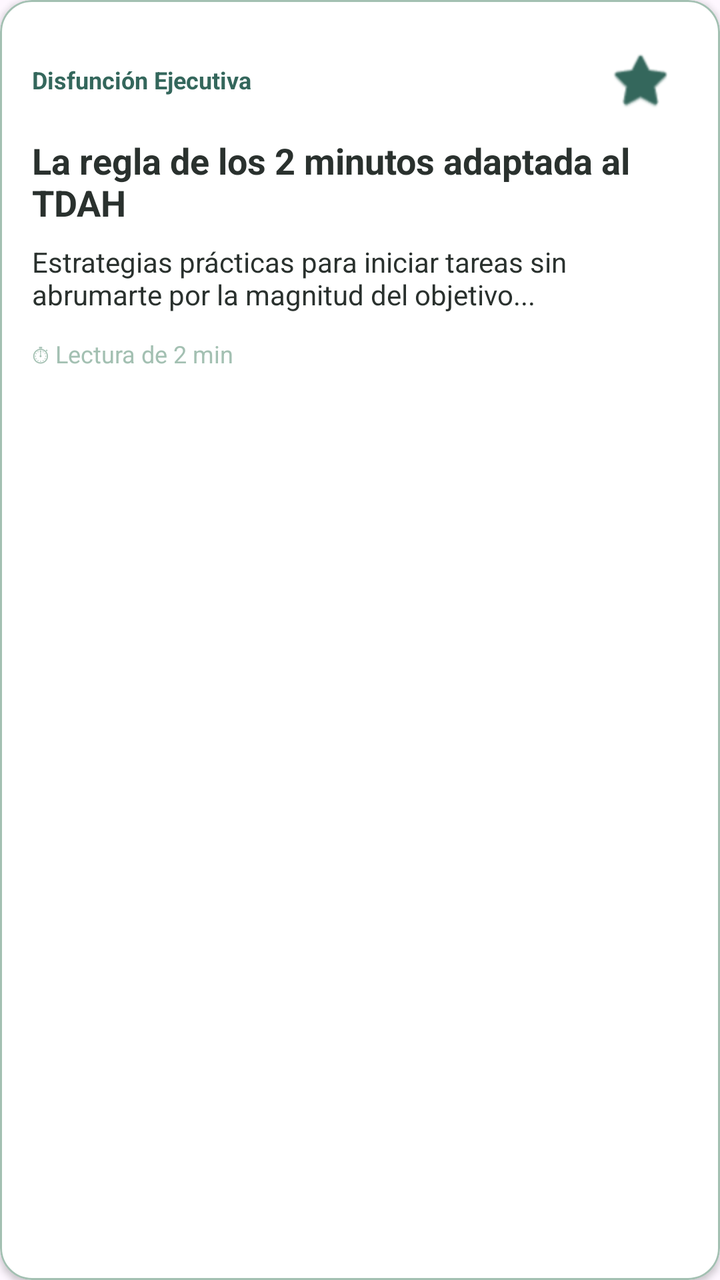
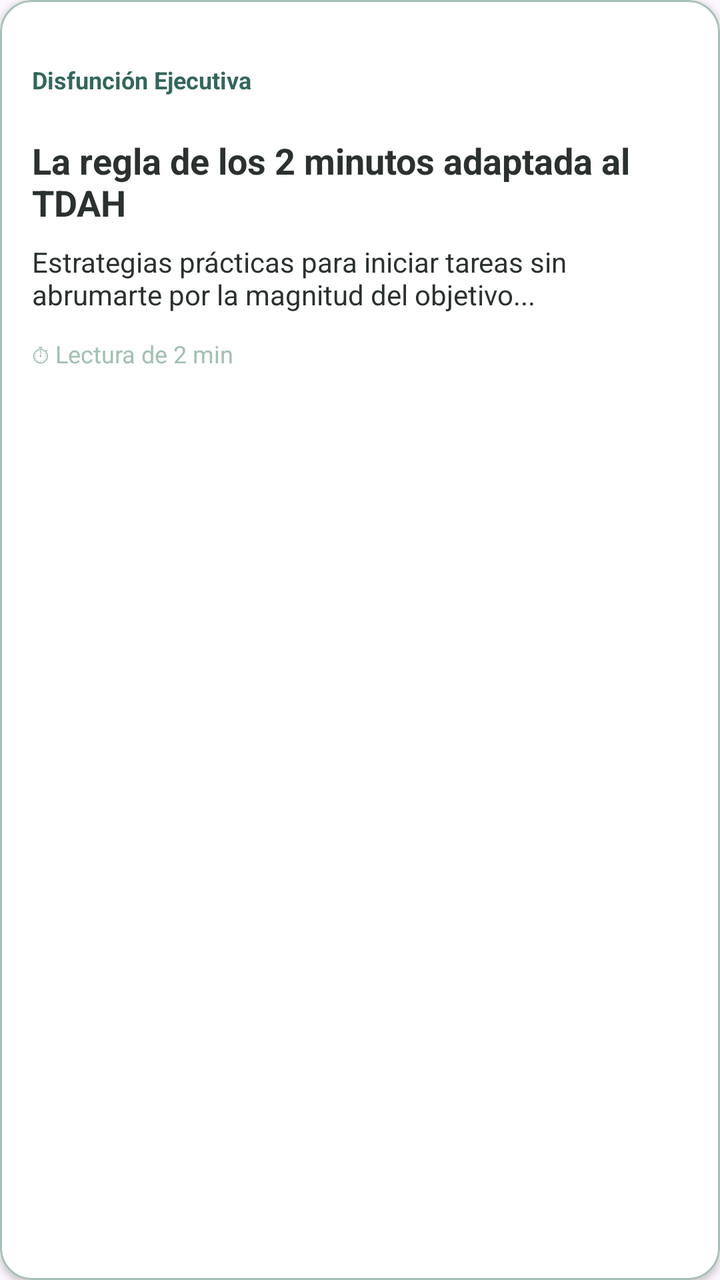

Screens rendered from an Android XML layout before and after an edit, with the pre-edit source and the edit as a unified diff.
<!-- AndroidManifest.xml: application theme Theme.Clarity -->
<!-- res/layout/item_recurso.xml -->
<?xml version="1.0" encoding="utf-8"?>
<com.google.android.material.card.MaterialCardView
    xmlns:android="http://schemas.android.com/apk/res/android"
    xmlns:app="http://schemas.android.com/apk/res-auto"
    android:layout_width="match_parent"
    android:layout_height="wrap_content"
    android:layout_marginHorizontal="16dp"
    android:layout_marginVertical="8dp"
    app:cardBackgroundColor="@color/blanco_superficie"
    app:cardCornerRadius="16dp"
    app:cardElevation="2dp"
    app:strokeColor="@color/verde_secundario"
    app:strokeWidth="1dp">

    <LinearLayout
        android:layout_width="match_parent"
        android:layout_height="wrap_content"
        android:orientation="vertical"
        android:padding="16dp">

        <LinearLayout
            android:layout_width="match_parent"
            android:layout_height="wrap_content"
            android:orientation="horizontal"
            android:gravity="center_vertical">

            <TextView
                android:id="@+id/tvCategoria"
                android:layout_width="0dp"
                android:layout_height="wrap_content"
                android:layout_weight="1"
                android:text="Disfunción Ejecutiva"
                android:textColor="@color/verde_principal"
                android:textSize="12sp"
                android:textStyle="bold" />

            <ImageButton
                android:id="@+id/btnFavorito"
                android:layout_width="48dp"
                android:layout_height="48dp"
                android:background="?attr/selectableItemBackgroundBorderless"
                android:contentDescription="Marcar como favorito"
                android:src="@android:drawable/btn_star"
                app:tint="@color/verde_principal" />
        </LinearLayout>

        <TextView
            android:id="@+id/tvTitulo"
            android:layout_width="match_parent"
            android:layout_height="wrap_content"
            android:layout_marginTop="4dp"
            android:text="La regla de los 2 minutos adaptada al TDAH"
            android:textColor="@color/gris_texto"
            android:textSize="18sp"
            android:textStyle="bold" />

        <TextView
            android:id="@+id/tvResumen"
            android:layout_width="match_parent"
            android:layout_height="wrap_content"
            android:layout_marginTop="8dp"
            android:maxLines="2"
            android:ellipsize="end"
            android:text="Estrategias prácticas para iniciar tareas sin abrumarte por la magnitud del objetivo..."
            android:textColor="@color/gris_texto"
            android:textSize="14sp" />

        <TextView
            android:id="@+id/tvTiempoLectura"
            android:layout_width="wrap_content"
            android:layout_height="wrap_content"
            android:layout_marginTop="12dp"
            android:text="⏱ Lectura de 2 min"
            android:textColor="@color/verde_secundario"
            android:textSize="12sp" />
    </LinearLayout>
</com.google.android.material.card.MaterialCardView>
<!-- resources referenced by this layout -->
<resources>
  <color name="blanco_superficie">#FFFFFF</color>
  <color name="gris_texto">#2A312E</color>
  <color name="verde_principal">#34675C</color>
  <color name="verde_secundario">#A3C0B2</color>
  <style name="Theme.Clarity" parent="Base.Theme.Clarity" />
  <style name="Base.Theme.Clarity" parent="Theme.Material3.DayNight.NoActionBar">
          
          
      </style>
</resources>

<!-- the commit's change to res/layout/item_recurso.xml (unified diff, before → after) -->
@@ -39,9 +39,8 @@
                 android:layout_width="48dp"
                 android:layout_height="48dp"
                 android:background="?attr/selectableItemBackgroundBorderless"
-                android:contentDescription="Marcar como favorito"
-                android:src="@android:drawable/btn_star"
-                app:tint="@color/verde_principal" />
+                android:contentDescription="Marcar como favorito" />
+
         </LinearLayout>
 
         <TextView
